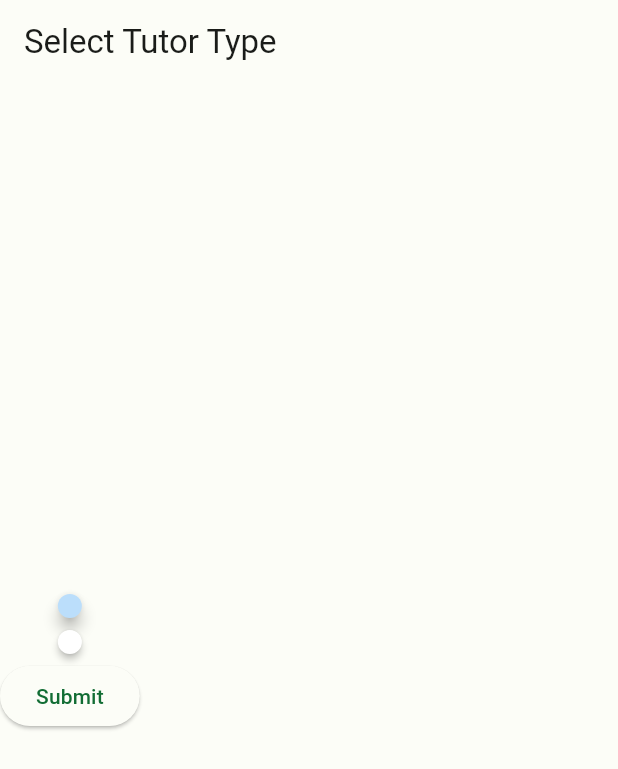
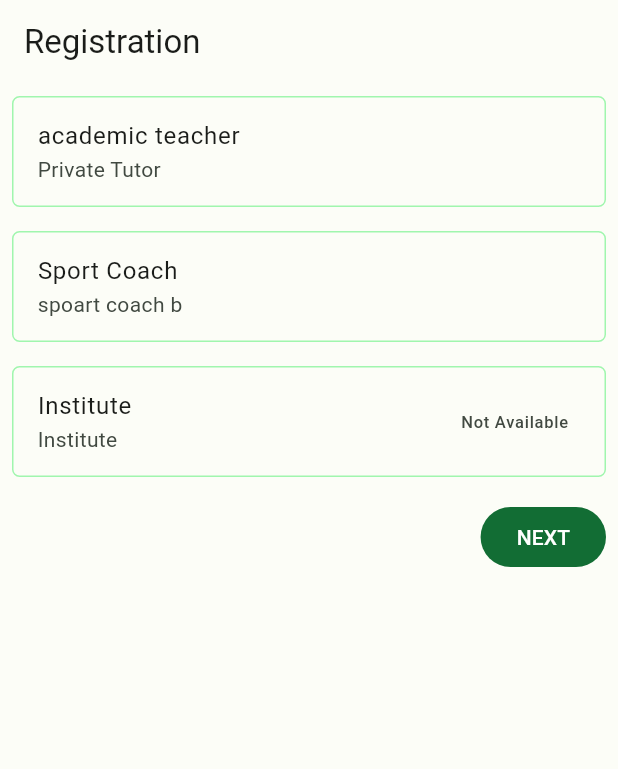
Before and after one commit to isuru18113/classpass, a Flutter app: the TutorSelectionScreen screen opened by its route, on a phone screen of 412 x 824 dp. Shown: the top 769 px of the screen. Run offline on Flutter 3.47's test engine with Material 2 defaults, Android fonts, the phone set to English and light mode, and no system bars; our stand-ins replace go_router; missing offline and left inert: password_input; generated files the repository leaves out were written again.

Commit message:
added user registration selection

```diff
--- a/lib/l10n/app_en.arb
+++ b/lib/l10n/app_en.arb
@@ -17,9 +17,19 @@
   "term_and_condition_title": "Terms & Conditions",
   "term_and_condition_content": "I have read term and condtions and I accept condtions",
 
+  "register_selection_title": "Registration",
+  "register_selection_academic_teacher": "academic teacher",
+  "register_selection_academic_teacher_content": "Private Tutor",
+  "register_selection_sport_coach": "Sport Coach",
+  "register_selection_sport_coach_content": "spoart coach b",
+  "register_selection_institute": "Institute",
+  "register_selection_institute_content": "Institute",
+
   "button_next": "NEXT",
   "button_ok": "OK",
 
+
+  "not_available": "Not Available",
 
 
   "hello_message": "Hello {userName}",
--- /dev/null
+++ b/lib/screens/user_registration_pages/register_account.dart
@@ -0,0 +1,18 @@
+import 'package:flutter/cupertino.dart';
+
+class RegisterAccount extends StatefulWidget {
+  const RegisterAccount({Key? key}) : super(key: key);
+
+  @override
+  _RegisterAccountState createState() => _RegisterAccountState();
+}
+
+class _RegisterAccountState extends State<RegisterAccount> {
+  @override
+  Widget build(BuildContext context) {
+    return Container(
+
+    );
+
+  }
+}
--- a/lib/screens/user_registration_pages/register_selection.dart
+++ b/lib/screens/user_registration_pages/register_selection.dart
@@ -1,91 +1,139 @@
 import 'package:flutter/material.dart';
+import 'package:flutter_gen/gen_l10n/app_localizations.dart';
 
-enum TutorType {
+enum RegistrationType {
   institute,
-  privateTutor,
+  academicTeacher,
+  sportCoach
 }
 
 class TutorSelectionScreen extends StatefulWidget {
+  const TutorSelectionScreen({super.key});
+
   @override
   _TutorSelectionScreenState createState() => _TutorSelectionScreenState();
 }
 
 class _TutorSelectionScreenState extends State<TutorSelectionScreen> {
-  TutorType _selectedTutorType = TutorType.institute;
+  RegistrationType selectedTutorType = RegistrationType.institute;
 
   @override
   Widget build(BuildContext context) {
     return Scaffold(
         appBar: AppBar(
-        title: Text('Select Tutor Type'),
+          title: Text(AppLocalizations.of(context)!.register_selection_title),
         ),
-      body: Column(
+        body: registerSelectionWidget());
+  }
+
+  Widget registerSelectionWidget() {
+    return Column(
       mainAxisAlignment: MainAxisAlignment.center,
       crossAxisAlignment: CrossAxisAlignment.center,
+      mainAxisSize: MainAxisSize.min,
       children: [
-          InkWell(
-            onTap: () {
-              setState(() {
-                _selectedTutorType = TutorType.institute;
-              });
-            },
-            child: buildTutorCard(
+        Padding(
+          padding: const EdgeInsets.all(8.0),
+          child: academicTeacher(),
+        ),
 
-              title: 'Institute',
-              isSelected: _selectedTutorType == TutorType.institute,
+        Padding(
+          padding: const EdgeInsets.all(8.0),
+          child: sportCoach(),
         ),
+
+        Padding(
+          padding: const EdgeInsets.all(8.0),
+          child: institute(),
         ),
-          InkWell(
-            onTap: () {
-              setState(() {
-                _selectedTutorType = TutorType.privateTutor;
-              });
-            },
-            child: buildTutorCard(
-
-              title: 'Private Tutor',
-              isSelected: _selectedTutorType == TutorType.privateTutor,
-            ),
-          ),
-          ElevatedButton(
-            onPressed: () {
-              // Use _selectedTutorType to perform further actions
-              // For example, based on the selected type, navigate to the respective screen or show specific content.
-            },
-            child: Text('Submit'),
-          ),
+        Padding(
+          padding: const EdgeInsets.all(8.0),
+          child: Align(alignment: Alignment.centerRight, child: nextButton()),
+        )
       ],
-      ),
     );
   }
 
-  Widget buildTutorCard({
+  ///Next Button
+  Widget nextButton() {
+    return FilledButton(
+        onPressed: () {
 
-    required String title,
-    required bool isSelected,
-  }) {
-    return Card(
-      elevation: isSelected ? 4.0 : 2.0,
-      color: isSelected ? Colors.blue[100] : Colors.white,
-      child: Stack(
-        alignment: Alignment.center,
-        children: [
-          Padding(
-            padding: const EdgeInsets.all(8.0),
+        },
+        child: Text(AppLocalizations.of(context)!.button_next));
+  }
 
+  ///Private Tutor button
+  Widget academicTeacher() {
+    return ListTile(
+      selected: selectedTutorType == RegistrationType.academicTeacher,
+      selectedTileColor: Theme.of(context).colorScheme.primaryContainer,
+      selectedColor: Theme.of(context).colorScheme.onPrimaryContainer,
+      title:
+          Text(AppLocalizations.of(context)!.register_selection_academic_teacher),
+      subtitle: Text(AppLocalizations.of(context)!
+          .register_selection_academic_teacher_content),
+      shape: RoundedRectangleBorder(
+        side: BorderSide(
+            color: Theme.of(context).colorScheme.primaryContainer, width: 1),
+        borderRadius: BorderRadius.circular(5),
       ),
-          Positioned(
-            top: 16.0,
-            child: Text(
-              title,
-              style: TextStyle(
-                fontSize: 20.0,
-                fontWeight: FontWeight.bold,
+      onTap: () {
+        setState(() {
+
+          selectedTutorType = RegistrationType.academicTeacher;
+
+        });
+      },
+    );
+  }
+
+  ///Sport coach button
+  Widget sportCoach() {
+    return ListTile(
+      selected: selectedTutorType == RegistrationType.sportCoach,
+      selectedTileColor: Theme.of(context).colorScheme.primaryContainer,
+      selectedColor: Theme.of(context).colorScheme.onPrimaryContainer,
+      title:
+      Text(AppLocalizations.of(context)!.register_selection_sport_coach),
+      subtitle: Text(AppLocalizations.of(context)!
+          .register_selection_sport_coach_content),
+      shape: RoundedRectangleBorder(
+        side: BorderSide(
+            color: Theme.of(context).colorScheme.primaryContainer, width: 1),
+        borderRadius: BorderRadius.circular(5),
       ),
+      onTap: () {
+        setState(() {
+          selectedTutorType = RegistrationType.sportCoach;
+        });
+      },
+    );
+  }
+
+  ///Institute button
+  Widget institute() {
+    return ListTile(
+      selected: false,
+      //selectedTileColor: Theme.of(context).colorScheme.outline,
+      //selectedColor: Theme.of(context).colorScheme.onPrimaryContainer,
+
+      title: Text(AppLocalizations.of(context)!.register_selection_institute),
+      subtitle: Text(
+          AppLocalizations.of(context)!.register_selection_institute_content),
+      trailing: Text(AppLocalizations.of(context)!.not_available),
+
+      shape: RoundedRectangleBorder(
+        side: BorderSide(
+            color: Theme.of(context).colorScheme.primaryContainer, width: 1),
+        borderRadius: BorderRadius.circular(5),
       ),
-          ),
-        ],
-      ),
+
+      // onTap: () {
+      //   setState(() {
+      //     _selectedTutorType = TutorType.institute;
+      //   });
+      // },
     );
   }
 }
```
Lines whose indentation alone changed are shown as unchanged.
